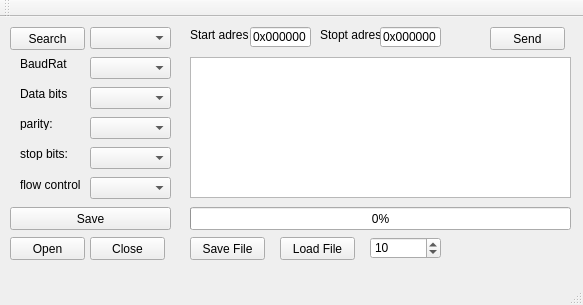
Romasspec/SpiFlashReader, file SpiFlashReader/forms/mainwindow.ui: the form before one commit.
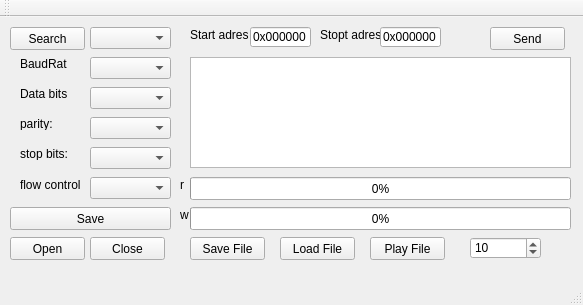
The form after the commit.

What changed in the file:
```diff
--- a/SpiFlashReader/forms/mainwindow.ui
+++ b/SpiFlashReader/forms/mainwindow.ui
@@ -163,7 +163,7 @@
       <x>190</x>
       <y>40</y>
       <width>381</width>
-      <height>141</height>
+      <height>111</height>
      </rect>
     </property>
     <property name="layoutDirection">
@@ -344,7 +344,7 @@
    <widget class="QSpinBox" name="spinBox">
     <property name="geometry">
      <rect>
-      <x>370</x>
+      <x>470</x>
       <y>220</y>
       <width>71</width>
       <height>22</height>
@@ -357,6 +357,64 @@
      <number>10</number>
     </property>
    </widget>
+   <widget class="QProgressBar" name="progressBar">
+    <property name="geometry">
+     <rect>
+      <x>190</x>
+      <y>160</y>
+      <width>381</width>
+      <height>23</height>
+     </rect>
+    </property>
+    <property name="maximum">
+     <number>100</number>
+    </property>
+    <property name="value">
+     <number>0</number>
+    </property>
+    <property name="textVisible">
+     <bool>true</bool>
+    </property>
+   </widget>
+   <widget class="QLabel" name="label_8">
+    <property name="geometry">
+     <rect>
+      <x>180</x>
+      <y>160</y>
+      <width>16</width>
+      <height>16</height>
+     </rect>
+    </property>
+    <property name="text">
+     <string>r</string>
+    </property>
+   </widget>
+   <widget class="QLabel" name="label_9">
+    <property name="geometry">
+     <rect>
+      <x>180</x>
+      <y>190</y>
+      <width>16</width>
+      <height>16</height>
+     </rect>
+    </property>
+    <property name="text">
+     <string>w</string>
+    </property>
+   </widget>
+   <widget class="QPushButton" name="PlayFile">
+    <property name="geometry">
+     <rect>
+      <x>370</x>
+      <y>220</y>
+      <width>75</width>
+      <height>23</height>
+     </rect>
+    </property>
+    <property name="text">
+     <string>Play File</string>
+    </property>
+   </widget>
   </widget>
   <widget class="QMenuBar" name="menuBar">
    <property name="geometry">
```
Left out of the diff: 2 changed lines with no effect on the pictures.
